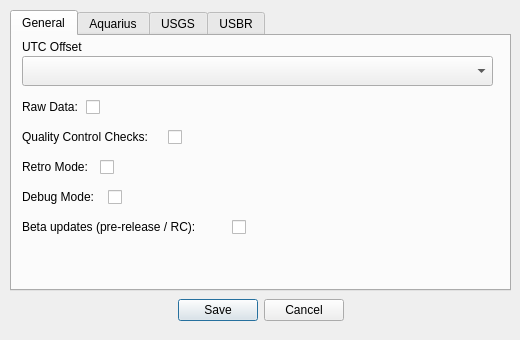
Before: the Qt Designer form ui/winOptions.ui in S31F3R/DataDoctor, drawn with Qt 5.
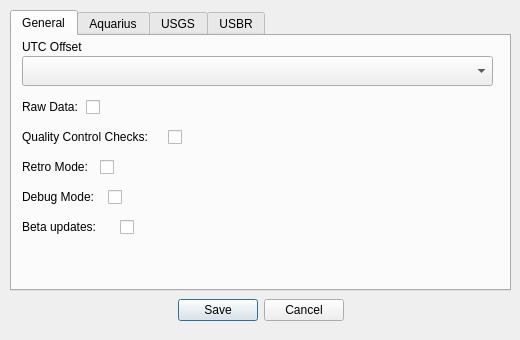
After: the same form once the commit is applied. Icons and pictures are not drawn.

Diff of the .ui file:
```diff
--- a/ui/winOptions.ui
+++ b/ui/winOptions.ui
@@ -189,13 +189,16 @@
       </rect>
      </property>
      <property name="text">
-      <string>Beta updates (pre-release / RC):</string>
+      <string>Beta updates:</string>
+     </property>
+     <property name="toolTip">
+      <string>When checked, update checks include GitHub pre-releases (beta / RC). Off = stable only.</string>
      </property>
     </widget>
     <widget class="QCheckBox" name="chkbBetaUpdates">
      <property name="geometry">
       <rect>
-       <x>220</x>
+       <x>108</x>
        <y>180</y>
        <width>21</width>
        <height>22</height>
```
